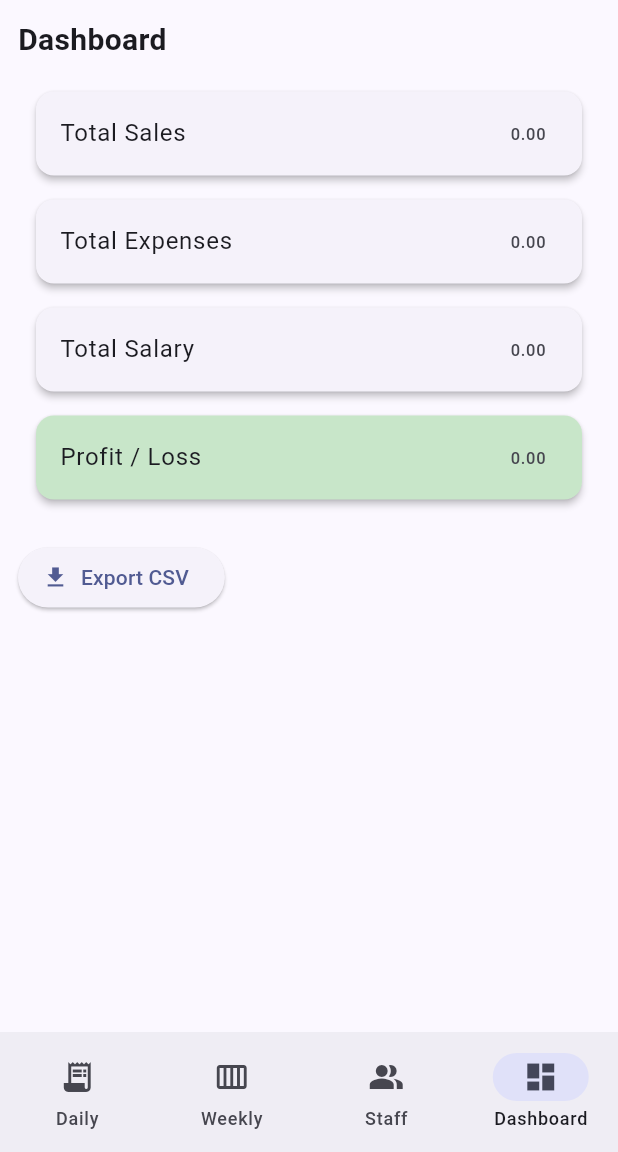
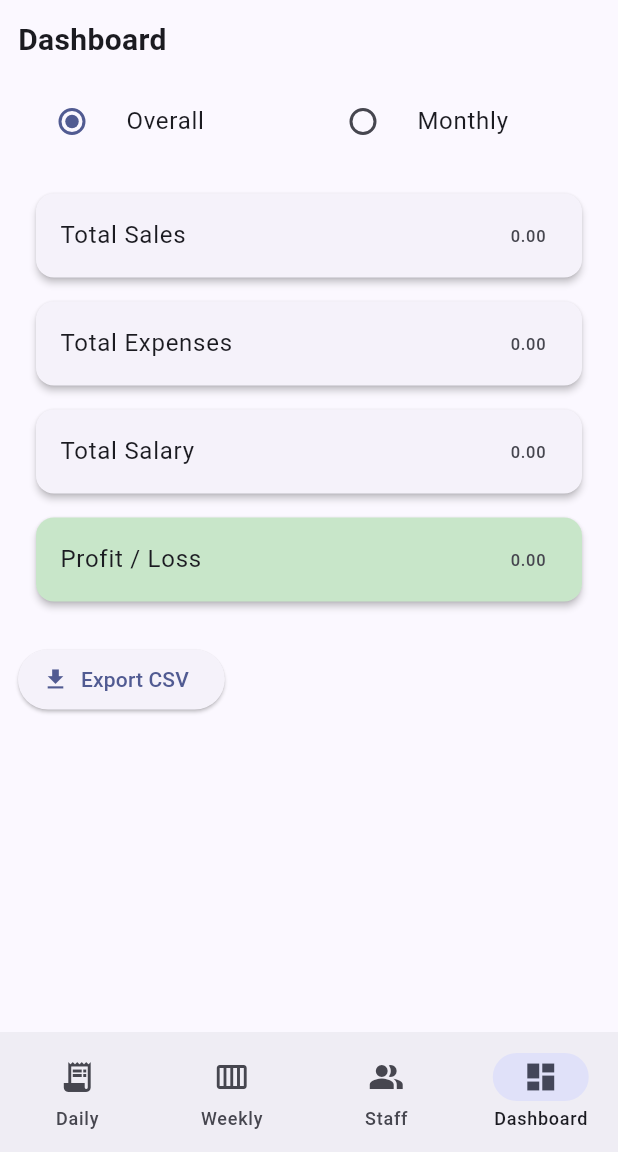
Before and after one commit to rahul-bangar/bills_payroll_app, a Flutter app: the screen it shows after launch, item 4 of the bottom bar chosen, on a phone screen of 412 x 824 dp, the part 84-1236 px from its top. Run offline on Flutter 3.47's test engine with Material 3 defaults, Android fonts, the phone set to English and light mode, and no system bars; our stand-ins replace shared_preferences; accounts and stored records are empty.

Commit message:
updated dashboard

```diff
--- a/lib/data/models.dart
+++ b/lib/data/models.dart
@@ -58,6 +58,7 @@ class StaffMember {
   double monthlySalary;
   int attendance; // days worked in the month
   double advancePaid;
+  DateTime date;
 
   StaffMember({
     required this.id,
@@ -65,6 +66,7 @@ class StaffMember {
     required this.monthlySalary,
     this.attendance = 0,
     this.advancePaid = 0.0,
+    required this.date ,
   });
 
   Map<String, dynamic> toJson() => {
@@ -73,6 +75,7 @@ class StaffMember {
     'monthlySalary': monthlySalary,
     'attendance': attendance,
     'advancePaid': advancePaid,
+    'date': date.toIso8601String(),
   };
 
   factory StaffMember.fromJson(Map<String, dynamic> j) => StaffMember(
@@ -81,10 +84,12 @@ class StaffMember {
     monthlySalary: (j['monthlySalary'] as num).toDouble(),
     attendance: j['attendance'] ?? 0,
     advancePaid: (j['advancePaid'] as num?)?.toDouble() ?? 0.0,
+    date: DateTime.parse(j['date']),
   );
 
-  int payable(int month, int year) =>
-      roundUpToNearest50((attendance / daysInMonth(month, year)) * monthlySalary - advancePaid);
+  int payable(int month, int year) => roundUpToNearest50(
+    (attendance / daysInMonth(month, year)) * monthlySalary - advancePaid,
+  );
 }
 
 int roundUpToNearest50(double value) {
--- a/lib/pages/dashboard_page.dart
+++ b/lib/pages/dashboard_page.dart
@@ -1,43 +1,134 @@
 // ---------------- lib/pages/dashboard_page.dart ----------------
 import 'package:flutter/material.dart';
+import 'package:intl/intl.dart';
 import '../data/datastore.dart';
 
-class DashboardPage extends StatelessWidget {
+class DashboardPage extends StatefulWidget {
   final DataStore store;
   const DashboardPage({Key? key, required this.store}) : super(key: key);
 
   @override
+  State<DashboardPage> createState() => _DashboardPageState();
+}
+
+class _DashboardPageState extends State<DashboardPage> {
+  bool _monthlyView = false;
+  DateTime _selectedMonth = DateTime(DateTime.now().year, DateTime.now().month, 1);
+
+  @override
   Widget build(BuildContext context) {
-    final totalSales = store.sales.fold(0.0, (p, s) => p + s.totalSales);
-    final totalExpenses = store.bills.fold(0.0, (p, b) => p + b.value);
-    final totalSalary = store.staff.fold(0.0, (p, s) => p + s.payable(DateTime.now().month, DateTime.now().year) + s.advancePaid);
+    // --- Sales ---
+    final sales = (_monthlyView
+            ? widget.store.sales.where((s) =>
+                s.date.year == _selectedMonth.year &&
+                s.date.month == _selectedMonth.month)
+            : widget.store.sales)
+        .toList();
+    final totalSales = sales.fold(0.0, (p, s) => p + s.totalSales);
+
+    // --- Bills ---
+    final bills = (_monthlyView
+            ? widget.store.bills.where((b) =>
+                b.date.year == _selectedMonth.year &&
+                b.date.month == _selectedMonth.month)
+            : widget.store.bills)
+        .toList();
+    final totalExpenses = bills.fold(0.0, (p, b) => p + b.value);
+
+    // --- Staff salaries ---
+    final staffList = _monthlyView
+        ? widget.store.staff.where((s) =>
+            s.date.year == _selectedMonth.year &&
+            s.date.month == _selectedMonth.month)
+        : widget.store.staff;
+
+    final totalSalary = staffList.fold(
+        0.0,
+        (sum, s) => sum +
+            s.payable(_monthlyView ? _selectedMonth.month : s.date.month,
+                _monthlyView ? _selectedMonth.year : s.date.year)+s.advancePaid);
+
     final profitOrLoss = totalSales - totalExpenses - totalSalary;
 
     return Padding(
-      padding: EdgeInsets.all(12),
+      padding: const EdgeInsets.all(12),
       child: Column(
         crossAxisAlignment: CrossAxisAlignment.start,
         children: [
-          Text('Dashboard', style: TextStyle(fontSize: 20, fontWeight: FontWeight.bold)),
-          SizedBox(height: 12),
+          const Text('Dashboard',
+              style: TextStyle(fontSize: 20, fontWeight: FontWeight.bold)),
+          const SizedBox(height: 12),
+
+          // --- Toggle Overall / Monthly ---
+          Row(
+            children: [
+              Expanded(
+                child: RadioListTile<bool>(
+                  title: const Text('Overall'),
+                  value: false,
+                  groupValue: _monthlyView,
+                  onChanged: (v) => setState(() => _monthlyView = v!),
+                ),
+              ),
+              Expanded(
+                child: RadioListTile<bool>(
+                  title: const Text('Monthly'),
+                  value: true,
+                  groupValue: _monthlyView,
+                  onChanged: (v) => setState(() => _monthlyView = v!),
+                ),
+              ),
+            ],
+          ),
+
+          if (_monthlyView)
+            Row(
+              children: [
+                Expanded(
+                  child: Text(
+                    'Month: ${DateFormat('MMMM yyyy').format(_selectedMonth)}',
+                    style: const TextStyle(fontWeight: FontWeight.w600),
+                  ),
+                ),
+                TextButton.icon(
+                  onPressed: _pickMonth,
+                  icon: const Icon(Icons.calendar_today),
+                  label: const Text('Change'),
+                ),
+              ],
+            ),
+
+          const SizedBox(height: 12),
           Card(
-            child: ListTile(title: Text('Total Sales'), trailing: Text(totalSales.toStringAsFixed(2))),
+            child: ListTile(
+              title: const Text('Total Sales'),
+              trailing: Text(totalSales.toStringAsFixed(2)),
+            ),
           ),
           Card(
-            child: ListTile(title: Text('Total Expenses'), trailing: Text(totalExpenses.toStringAsFixed(2))),
+            child: ListTile(
+              title: const Text('Total Expenses'),
+              trailing: Text(totalExpenses.toStringAsFixed(2)),
+            ),
           ),
           Card(
-            child: ListTile(title: Text('Total Salary'), trailing: Text(totalSalary.toStringAsFixed(2))),
+            child: ListTile(
+              title: const Text('Total Salary'),
+              trailing: Text(totalSalary.toStringAsFixed(2)),
+            ),
           ),
           Card(
-            color: profitOrLoss >=0 ? Colors.green[100] : Colors.red[100],
-            child: ListTile(title: Text('Profit / Loss'), trailing: Text(profitOrLoss.toStringAsFixed(2))),
+            color: profitOrLoss >= 0 ? Colors.green[100] : Colors.red[100],
+            child: ListTile(
+              title: const Text('Profit / Loss'),
+              trailing: Text(profitOrLoss.toStringAsFixed(2)),
+            ),
           ),
-          SizedBox(height: 20),
+          const SizedBox(height: 20),
           ElevatedButton.icon(
             onPressed: () async {
               try {
-                final path = await store.exportCsv();
+                final path = await widget.store.exportCsv();
                 ScaffoldMessenger.of(context).showSnackBar(
                   SnackBar(content: Text('CSV exported to: $path')),
                 );
@@ -47,11 +138,27 @@ class DashboardPage extends StatelessWidget {
                 );
               }
             },
-            icon: Icon(Icons.download),
-            label: Text('Export CSV'),
+            icon: const Icon(Icons.download),
+            label: const Text('Export CSV'),
           ),
         ],
       ),
     );
   }
+
+  Future<void> _pickMonth() async {
+    final picked = await showDatePicker(
+      context: context,
+      initialDate: _selectedMonth,
+      firstDate: DateTime(2000),
+      lastDate: DateTime(2100),
+      selectableDayPredicate: (date) => date.day == 1,
+    );
+
+    if (picked != null) {
+      setState(() {
+        _selectedMonth = DateTime(picked.year, picked.month, 1);
+      });
+    }
+  }
 }
--- a/lib/pages/staff_salary_page.dart
+++ b/lib/pages/staff_salary_page.dart
@@ -22,8 +22,6 @@ class _StaffSalaryPageState extends State<StaffSalaryPage> {
 
   @override
   Widget build(BuildContext context) {
-    final now = DateTime.now();
-
     return Padding(
       padding: const EdgeInsets.all(12),
       child: ListView(
@@ -116,15 +114,16 @@ class _StaffSalaryPageState extends State<StaffSalaryPage> {
 
           // --- Staff List ---
           ...widget.store.staff.map((s) {
-            final payable = s.payable(now.month, now.year);
-            final payPeriod = DateFormat('dd MMM yyyy').format(selectedDate);
+            // Use staff date for month/year in payable calculation
+            final payable = s.payable(s.date.month, s.date.year);
+            final payPeriod = DateFormat('dd MMM yyyy').format(s.date);
+
             return Card(
               child: Padding(
                 padding: const EdgeInsets.all(12),
                 child: Column(
                   crossAxisAlignment: CrossAxisAlignment.start,
                   children: [
-                    // Staff Info
                     Text(
                       s.name,
                       style: Theme.of(context)
@@ -195,6 +194,7 @@ class _StaffSalaryPageState extends State<StaffSalaryPage> {
     _salaryCtrl.text = s.monthlySalary.toString();
     _attendanceCtrl.text = s.attendance.toString();
     _advanceCtrl.text = s.advancePaid.toStringAsFixed(2);
+    selectedDate = s.date; // set selected date to staff date for editing
     setState(() {});
   }
 
@@ -204,6 +204,7 @@ class _StaffSalaryPageState extends State<StaffSalaryPage> {
     _salaryCtrl.clear();
     _attendanceCtrl.clear();
     _advanceCtrl.clear();
+    selectedDate = DateTime.now();
     setState(() {});
   }
 
@@ -227,6 +228,7 @@ class _StaffSalaryPageState extends State<StaffSalaryPage> {
         monthlySalary: salary,
         attendance: attendance,
         advancePaid: advance,
+        date: selectedDate,
       );
       await widget.store.updateStaff(s);
       _clearForm();
@@ -237,6 +239,7 @@ class _StaffSalaryPageState extends State<StaffSalaryPage> {
         monthlySalary: salary,
         attendance: attendance,
         advancePaid: advance,
+        date: selectedDate,
       );
       await widget.store.addStaff(s);
       _clearForm();
```
